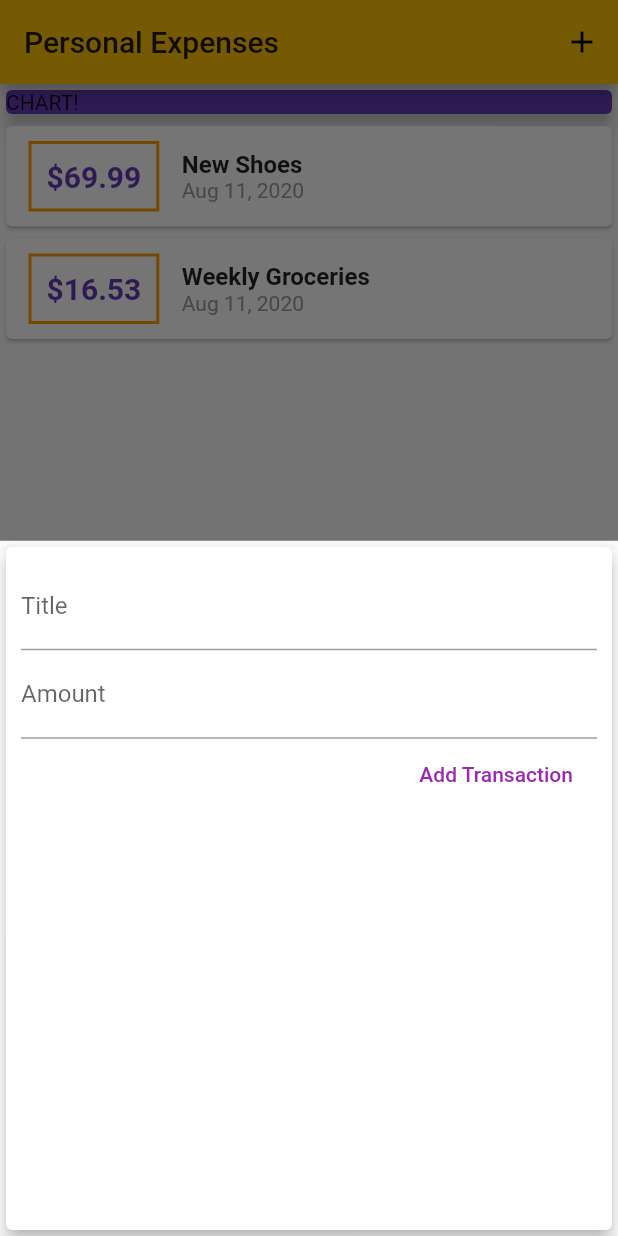
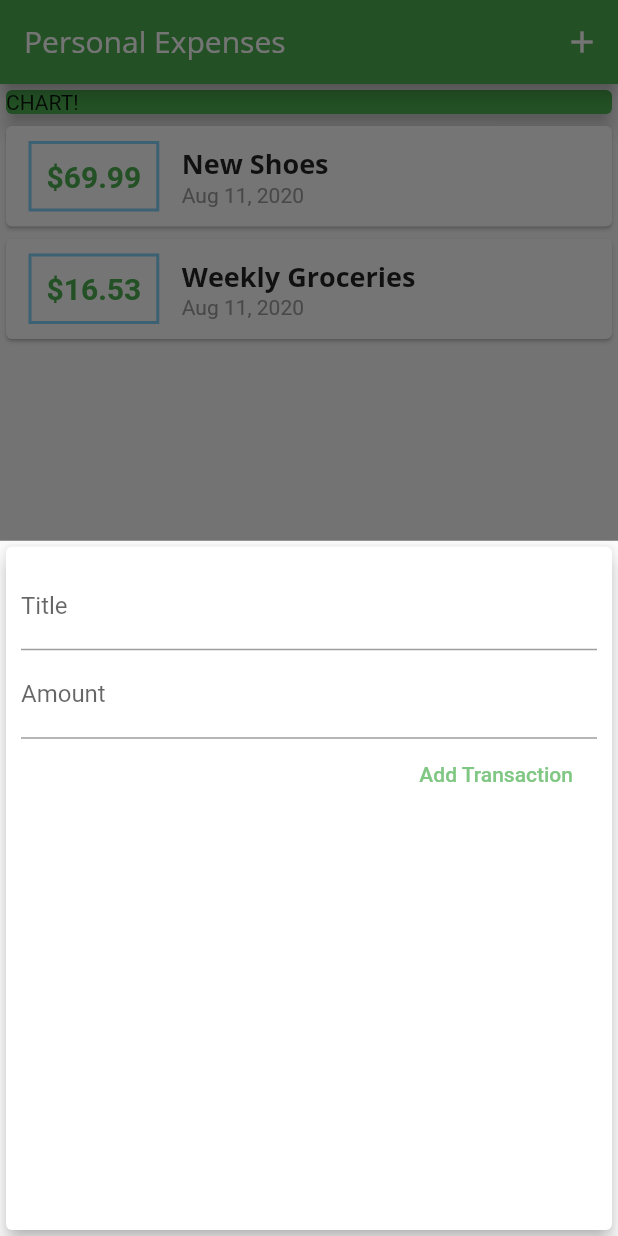
Before and after one commit to CaroMen/Personal-Expenses-App, a Flutter app: the screen it shows after launch, after a tap on the "add" icon, on a phone screen of 412 x 824 dp. Run offline on Flutter 3.47's test engine with Material 2 defaults, Android fonts, the phone set to English and light mode, and no system bars.

Commit message:
custom fonts, modal bottom sheet

```diff
--- a/lib/main.dart
+++ b/lib/main.dart
@@ -13,9 +13,28 @@ class MyApp extends StatelessWidget {
   @override
   Widget build(BuildContext context) {
     return MaterialApp(
+      debugShowCheckedModeBanner: false,
       title: 'Personal Expenses',
       theme: ThemeData(
-          primarySwatch: Colors.amber, accentColor: Colors.deepPurple),
+        primarySwatch: Colors.green,
+        accentColor: Colors.lightBlue[200],
+        fontFamily: 'Quicksand',
+        textTheme: ThemeData.light().textTheme.copyWith(
+              title: TextStyle(
+                fontFamily: 'OpenSans',
+                fontWeight: FontWeight.bold,
+                fontSize: 18,
+              ),
+            ),
+        appBarTheme: AppBarTheme(
+          textTheme: ThemeData.light().textTheme.copyWith(
+                title: TextStyle(
+                  fontFamily: 'OpenSans',
+                  fontSize: 20,
+                ),
+              ),
+        ),
+      ),
       home: MyHomePage(),
     );
   }
@@ -92,7 +111,7 @@ class _MyHomePageState extends State<MyHomePage> {
             Container(
               width: double.infinity,
               child: Card(
-                color: Theme.of(context).accentColor,
+                color: Theme.of(context).primaryColor,
                 child: Text('CHART!'),
                 elevation: 5,
               ),
--- /dev/null
+++ b/lib/widgets/chart.dart
@@ -0,0 +1,8 @@
+import 'package:flutter/material.dart';
+
+class Chart extends StatelessWidget {
+  @override
+  Widget build(BuildContext context) {
+    return Container();
+  }
+}
--- a/lib/widgets/new_transaction.dart
+++ b/lib/widgets/new_transaction.dart
@@ -56,7 +56,7 @@ class _NewTransactionState extends State<NewTransaction> {
             ),
             FlatButton(
               child: Text('Add Transaction'),
-              textColor: Colors.purple,
+              textColor: Colors.green[300],
               onPressed: submitData,
             ),
           ],
--- a/lib/widgets/transaction_list.dart
+++ b/lib/widgets/transaction_list.dart
@@ -11,7 +11,25 @@ class TransactionList extends StatelessWidget {
   Widget build(BuildContext context) {
     return Container(
       height: 300,
-      child: ListView.builder(
+      child: transactions.isEmpty
+          ? Column(
+              children: <Widget>[
+                Text(
+                  'No Transactions added yet!',
+                  style: Theme.of(context).textTheme.title,
+                ),
+                SizedBox(
+                  height: 10,
+                ),
+                Container(
+                    height: 200,
+                    child: Image.asset(
+                      'assets/img/waiting.png',
+                      fit: BoxFit.cover,
+                    )),
+              ],
+            )
+          : ListView.builder(
               itemBuilder: (ctx, index) {
                 return Card(
                   child: Row(
@@ -23,7 +41,7 @@ class TransactionList extends StatelessWidget {
                         ),
                         decoration: BoxDecoration(
                           border: Border.all(
-                      color: Theme.of(context).primaryColorDark,
+                            color: Theme.of(context).accentColor,
                             width: 2,
                           ),
                         ),
@@ -33,7 +51,7 @@ class TransactionList extends StatelessWidget {
                           style: TextStyle(
                             fontWeight: FontWeight.bold,
                             fontSize: 20,
-                      color: Theme.of(context).accentColor,
+                            color: Theme.of(context).primaryColor,
                           ),
                         ),
                       ),
@@ -42,13 +60,11 @@ class TransactionList extends StatelessWidget {
                           children: <Widget>[
                             Text(
                               transactions[index].title,
-                        style: TextStyle(
-                          fontSize: 16,
-                          fontWeight: FontWeight.bold,
-                        ),
+                              style: Theme.of(context).textTheme.title,
                             ),
                             Text(
-                        DateFormat.yMMMd().format(transactions[index].date),
+                              DateFormat.yMMMd()
+                                  .format(transactions[index].date),
                               style: TextStyle(
                                 color: Colors.grey,
                               ),
```
Also changed, not shown: pubspec.yaml (+14 -9 lines), assets/img/waiting.png (added). Lines whose indentation alone changed are shown as unchanged.
